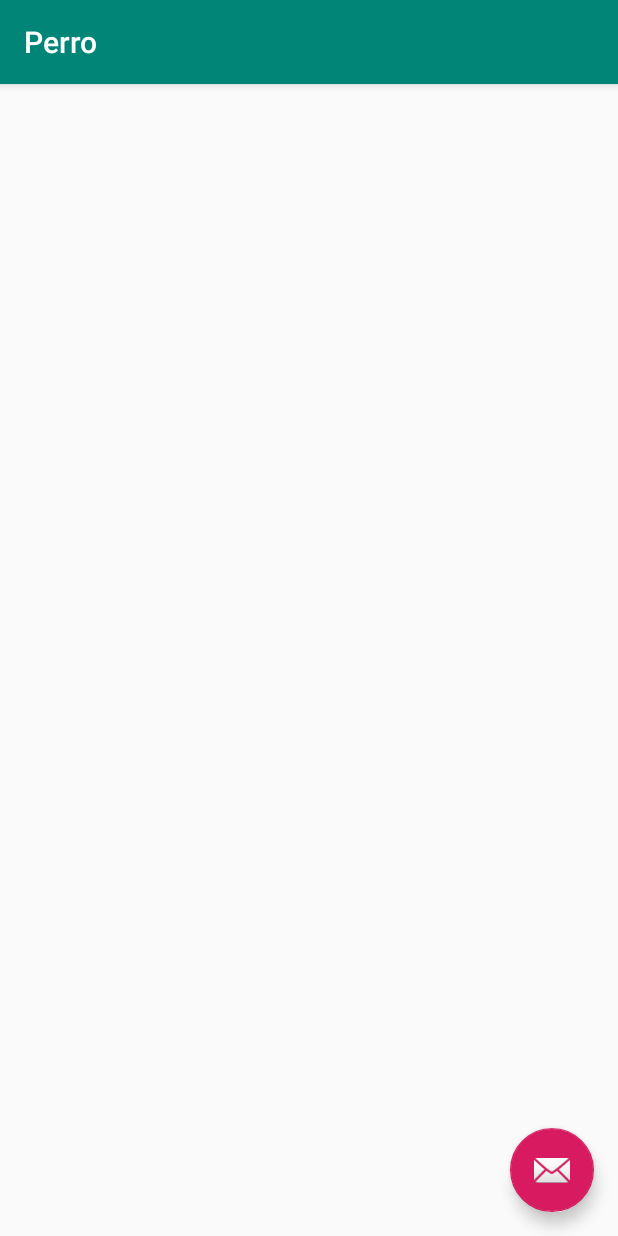
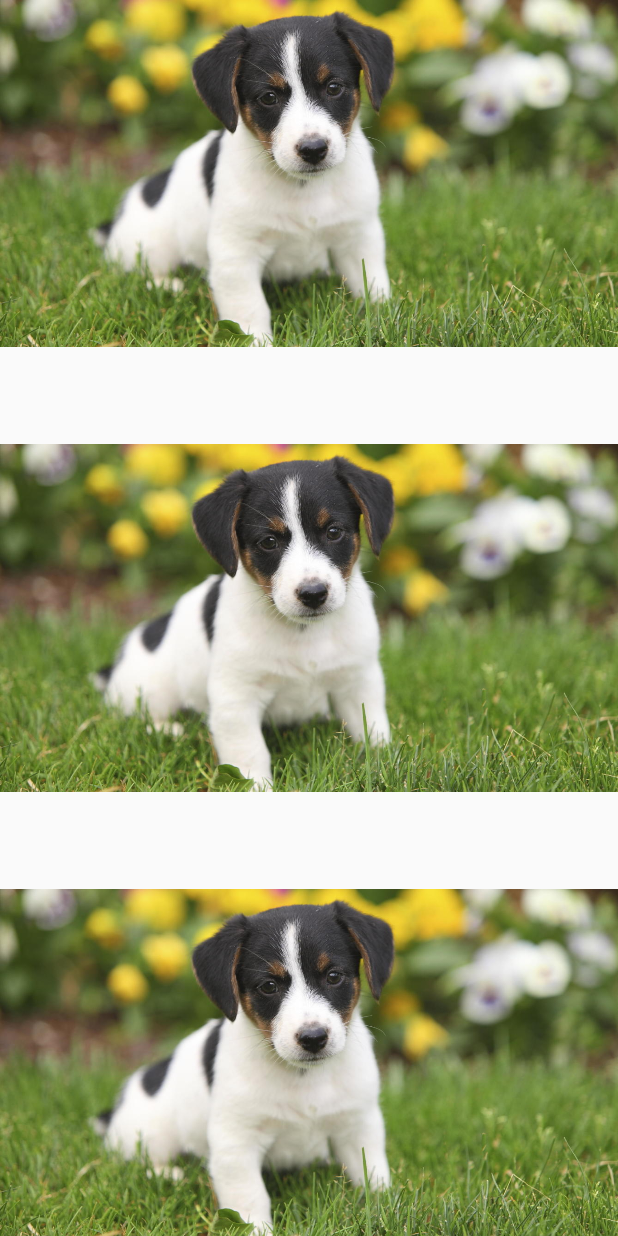
Before and after one commit to AxelMRomeroAyala/Daxluju, an Android app: the PerroActivity screen opened directly, with no data from a screen before it, on a phone screen of 412 x 824 dp. Run offline under Robolectric (Android 15) with nearby library versions, the phone set to English and light mode, and no system bars.

Commit message:
Imagen perro

```diff
--- a/app/src/main/java/com/yacarex/daxluju/DaniActivity.java
+++ b/app/src/main/java/com/yacarex/daxluju/DaniActivity.java
@@ -12,7 +12,7 @@ public class DaniActivity extends AppCompatActivity {
     TextView daniTextView;
     Button editar;
     Button contar;
-    Button perro;
+    Button perroButton;
 
     String edicion = "EDITADO";
     String edicion2 = "DANI";
@@ -28,6 +28,7 @@ public class DaniActivity extends AppCompatActivity {
         daniTextView = findViewById(R.id.dani_text);
         editar = findViewById(R.id.dani_editar);
         contar = findViewById(R.id.dani_saludo);
+        perroButton=findViewById(R.id.dani_perro);
 
         editar.setOnClickListener(new View.OnClickListener() {
 
@@ -56,10 +57,17 @@ public class DaniActivity extends AppCompatActivity {
             }
         });
 
-        perro.setOnClickListener((View){
+        perroButton.setOnClickListener(new View.OnClickListener() {
 
-            startActivity(new Intent(getBaseContext(), PerroActivity.class));
+            @Override
+            public void onClick(View view) {
+
+                startActivity(new Intent(getBaseContext(), PerroActivity.class));
+
+            }
         });
+
+
 
     }
 }
--- a/app/src/main/java/com/yacarex/daxluju/PerroActivity.java
+++ b/app/src/main/java/com/yacarex/daxluju/PerroActivity.java
@@ -13,17 +13,7 @@ public class PerroActivity extends AppCompatActivity {
     protected void onCreate(Bundle savedInstanceState) {
         super.onCreate(savedInstanceState);
         setContentView(R.layout.activity_perro);
-        Toolbar toolbar = (Toolbar) findViewById(R.id.toolbar);
-        setSupportActionBar(toolbar);
 
-        FloatingActionButton fab = (FloatingActionButton) findViewById(R.id.fab);
-        fab.setOnClickListener(new View.OnClickListener() {
-            @Override
-            public void onClick(View view) {
-                Snackbar.make(view, "Replace with your own action", Snackbar.LENGTH_LONG)
-                        .setAction("Action", null).show();
-            }
-        });
     }
 
 }
--- a/app/src/main/res/layout/activity_dani_activity.xml
+++ b/app/src/main/res/layout/activity_dani_activity.xml
@@ -32,7 +32,7 @@
         android:text="Saludar"/>
 
     <Button
-        android:id="@+id/dani_foto"
+        android:id="@+id/dani_perro"
         android:layout_alignBaseline="@+id/dani_editar"
         android:layout_width="wrap_content"
         android:layout_height="wrap_content"
--- a/app/src/main/res/layout/activity_perro.xml
+++ b/app/src/main/res/layout/activity_perro.xml
@@ -1,33 +1,34 @@
 <?xml version="1.0" encoding="utf-8"?>
-<android.support.design.widget.CoordinatorLayout xmlns:android="http://schemas.android.com/apk/res/android"
+<RelativeLayout xmlns:android="http://schemas.android.com/apk/res/android"
     xmlns:app="http://schemas.android.com/apk/res-auto"
     xmlns:tools="http://schemas.android.com/tools"
     android:layout_width="match_parent"
     android:layout_height="match_parent"
     tools:context=".PerroActivity">
 
-    <android.support.design.widget.AppBarLayout
+<ImageView
+    android:id="@+id/imageView"
+    android:layout_width="match_parent"
+    android:layout_height="match_parent"
+    android:src="@drawable/perro"
+    android:scaleType="fitStart"
+    />
+
+    <ImageView
+        android:id="@+id/imageView1"
         android:layout_width="match_parent"
-        android:layout_height="wrap_content"
-        android:theme="@style/AppTheme.AppBarOverlay">
+        android:layout_height="match_parent"
+        android:src="@drawable/perro"
+        android:scaleType="fitCenter"
+        />
 
-        <android.support.v7.widget.Toolbar
-            android:id="@+id/toolbar"
-            android:layout_width="match_parent"
-            android:layout_height="?attr/actionBarSize"
-            android:background="?attr/colorPrimary"
-            app:popupTheme="@style/AppTheme.PopupOverlay" />
+    <ImageView
+        android:id="@+id/imageView2"
+        android:layout_width="match_parent"
+        android:layout_height="match_parent"
+        android:src="@drawable/perro"
+        android:scaleType="fitEnd"
+        />
 
-    </android.support.design.widget.AppBarLayout>
 
-    <include layout="@layout/content_perro" />
-
-    <android.support.design.widget.FloatingActionButton
-        android:id="@+id/fab"
-        android:layout_width="wrap_content"
-        android:layout_height="wrap_content"
-        android:layout_gravity="bottom|end"
-        android:layout_margin="@dimen/fab_margin"
-        app:srcCompat="@android:drawable/ic_dialog_email" />
-
-</android.support.design.widget.CoordinatorLayout>
+</RelativeLayout>
```
Also changed, not shown: app/src/main/res/drawable/perro.jpg (added).
